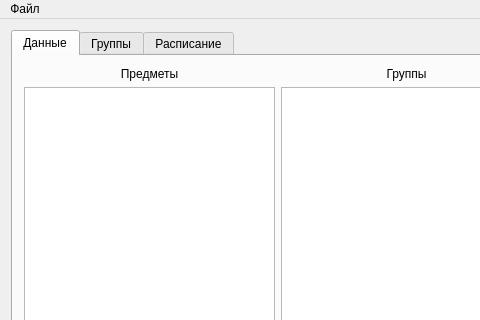
First picture: the form in ScheduleMultipartiteGraph/gui/mainwindow.ui, repository valeriefuerte/ScheduleMultipartiteGraph, before the edit; both pictures show x 0 to 480 and y 0 to 320 of the 1071 by 530 pixel window.
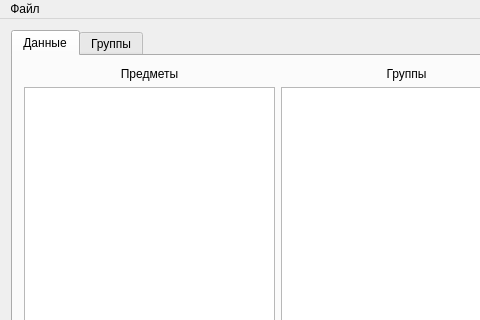
Second picture: the form after the edit. The open tabs and pages were chosen to show the change.

```diff
--- a/ScheduleMultipartiteGraph/gui/mainwindow.ui
+++ b/ScheduleMultipartiteGraph/gui/mainwindow.ui
@@ -112,11 +112,6 @@
         </item>
        </layout>
       </widget>
-      <widget class="QWidget" name="scheduleTab">
-       <attribute name="title">
-        <string>Расписание</string>
-       </attribute>
-      </widget>
      </widget>
     </item>
    </layout>
```
Left out of the diff: 4 changed lines with no effect on the pictures.
